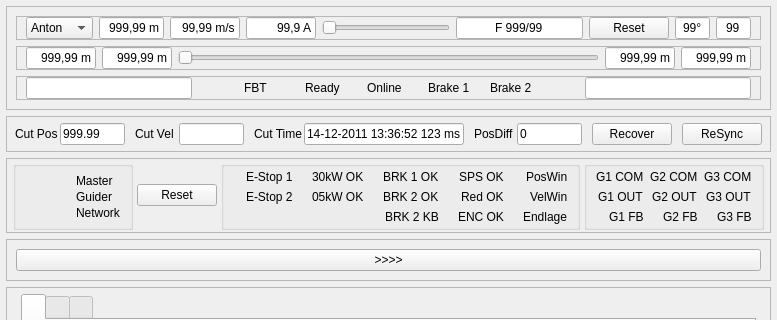
Before: the Qt Designer form src/steuerung3d/apps/yellow/yellow3_shell_marker.ui in martburg/qt_panda_spike_repo, drawn with Qt 5; both pictures show x 0 to 777 and y 0 to 320 of the 777 by 625 pixel window.
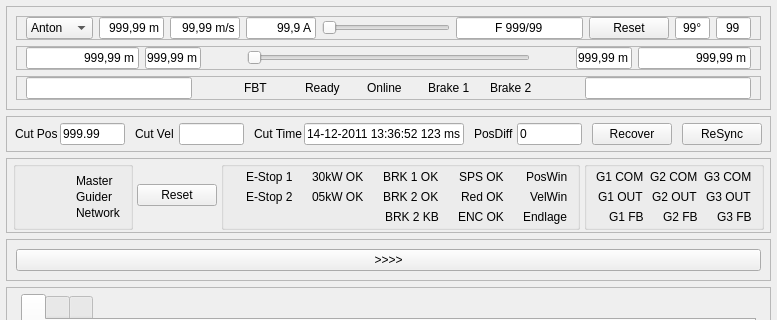
After: the same form once the commit is applied.

Patch:
```diff
--- a/src/steuerung3d/apps/yellow/yellow3_shell_marker.ui
+++ b/src/steuerung3d/apps/yellow/yellow3_shell_marker.ui
@@ -309,7 +309,7 @@
          <property name="frameShadow">
           <enum>QFrame::Shadow::Raised</enum>
          </property>
-         <layout class="QHBoxLayout" name="horizontalLayout_3" stretch="0,0,1,0,0">
+         <layout class="QHBoxLayout" name="horizontalLayout_3" stretch="2,1,0,5,0,1,2">
           <property name="topMargin">
            <number>0</number>
           </property>
@@ -326,7 +326,7 @@
             </property>
             <property name="maximumSize">
              <size>
-              <width>70</width>
+              <width>16777215</width>
               <height>16777215</height>
              </size>
             </property>
@@ -348,7 +348,7 @@
             </property>
             <property name="maximumSize">
              <size>
-              <width>70</width>
+              <width>16777215</width>
               <height>16777215</height>
              </size>
             </property>
@@ -360,6 +360,19 @@
             </property>
            </widget>
           </item>
+          <item>
+           <spacer name="spHdrLimitsGapLeft">
+            <property name="orientation">
+             <enum>Qt::Orientation::Horizontal</enum>
+            </property>
+            <property name="sizeHint" stdset="0">
+             <size>
+              <width>40</width>
+              <height>20</height>
+             </size>
+            </property>
+           </spacer>
+          </item>
           <item>
            <widget class="QSlider" name="sldLimitRange">
             <property name="sizePolicy">
@@ -385,6 +398,19 @@
             </property>
            </widget>
           </item>
+          <item>
+           <spacer name="spHdrLimitsGapRight">
+            <property name="orientation">
+             <enum>Qt::Orientation::Horizontal</enum>
+            </property>
+            <property name="sizeHint" stdset="0">
+             <size>
+              <width>40</width>
+              <height>20</height>
+             </size>
+            </property>
+           </spacer>
+          </item>
           <item>
            <widget class="QLineEdit" name="txtLimitUserMax">
             <property name="sizePolicy">
@@ -395,7 +421,7 @@
             </property>
             <property name="maximumSize">
              <size>
-              <width>70</width>
+              <width>16777215</width>
               <height>16777215</height>
              </size>
             </property>
@@ -417,7 +443,7 @@
             </property>
             <property name="maximumSize">
              <size>
-              <width>70</width>
+              <width>16777215</width>
               <height>16777215</height>
              </size>
             </property>
```
